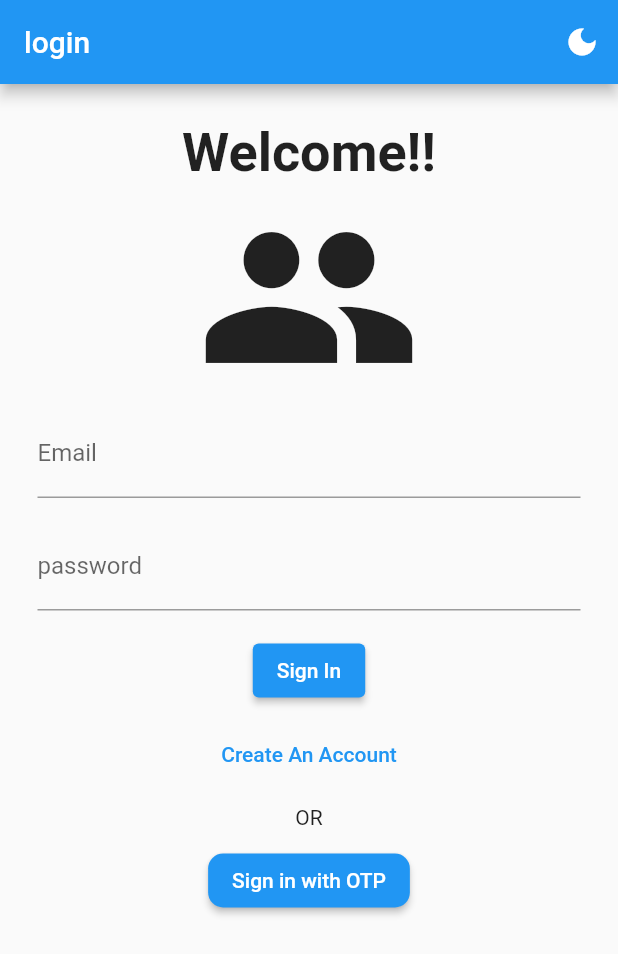
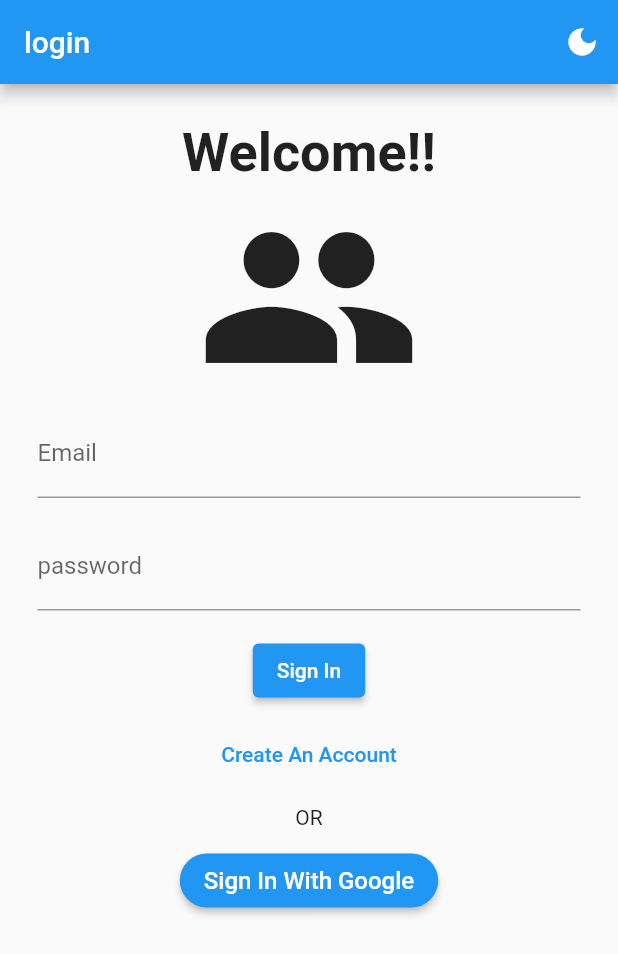
Before and after one commit to ArunKuleri/getx, a Flutter app: the screen it shows after launch, on a phone screen of 412 x 824 dp. Shown: the top 954 px of the screen. Run offline on Flutter 3.47's test engine with Material 2 defaults, Android fonts, the phone set to English and light mode, and no system bars; our stand-ins replace cloud_firestore, country_picker, firebase_auth, firebase_core, firebase_storage, get and 3 more; missing offline and left inert: dart:ffi; accounts and stored records are empty.

Commit message:
some changes has been maded

```diff
--- a/lib/view/addStudent/add.dart
+++ b/lib/view/addStudent/add.dart
@@ -1,5 +1,6 @@
 import 'package:cloud_firestore/cloud_firestore.dart';
 import 'package:flutter/material.dart';
+import 'package:get/get.dart';
 
 class Adduser extends StatefulWidget {
   const Adduser({super.key});
@@ -65,6 +66,7 @@ class _AddUserState extends State<Adduser> {
             ElevatedButton(
               onPressed: () {
                 addStudent();
+                navigator!.pop();
               },
               style: ButtonStyle(
                   minimumSize:
--- a/lib/view/loginpage.dart
+++ b/lib/view/loginpage.dart
@@ -2,8 +2,10 @@ import 'dart:ffi';
 
 import 'package:flutter/material.dart';
 import 'package:flutter_application_1/controller/user.dart';
+import 'package:flutter_application_1/services/google.dart';
 import 'package:flutter_application_1/view/studentd/dashbord.dart';
 import 'package:flutter_application_1/view/studentd/otppage.dart';
+import 'package:flutter_application_1/widgets/custombutton.dart';
 import 'package:get/get.dart';
 
 class LoginPage extends StatelessWidget {
@@ -97,16 +99,12 @@ class LoginPage extends StatelessWidget {
                 SizedBox(
                   height: 10,
                 ),
-                ElevatedButton(
-                  onPressed: () {
-                    Get.to(otp());
-                  },
-                  child: Text('Sign in with OTP'),
-                  style: ElevatedButton.styleFrom(
-                      primary: Colors.blue,
-                      shape: RoundedRectangleBorder(
-                          borderRadius: BorderRadius.circular(10))),
-                ),
+                CustomButton(
+                    onPressed: () async {
+                      await FirebaseServices().signInWithGoolge();
+                      Get.off(Dashboard());
+                    },
+                    text: "Sign In With Google"),
               ],
             ),
           ),
--- a/lib/view/studentd/otpScreen.dart
+++ b/lib/view/studentd/otpScreen.dart
@@ -71,7 +71,7 @@ class _OtpScreenState extends State<OtpScreen> {
                           decoration: BoxDecoration(
                             borderRadius: BorderRadius.circular(10),
                           ),
-                          textStyle: TextStyle(
+                          textStyle: const TextStyle(
                             fontSize: 20,
                             fontWeight: FontWeight.w600,
                           ),
@@ -93,7 +93,7 @@ class _OtpScreenState extends State<OtpScreen> {
                               if (otpCode != null) {
                                 verifyOtp(context, otpCode!);
                               } else {
-                                SnackBar(
+                                const SnackBar(
                                   content: Text("enter 6 digit code"),
                                 );
                               }
--- a/pubspec.yaml
+++ b/pubspec.yaml
@@ -45,6 +45,7 @@ dependencies:
 
   country_picker: ^2.0.21
   pinput: ^3.0.1
+  google_sign_in: ^6.1.5
 
 dev_dependencies:
   flutter_test:
```
Also changed, not shown: lib/services/google.dart (added, +35 -0 lines), lib/view/studentd/otppage.dart (+10 -1 lines), pubspec.lock.
